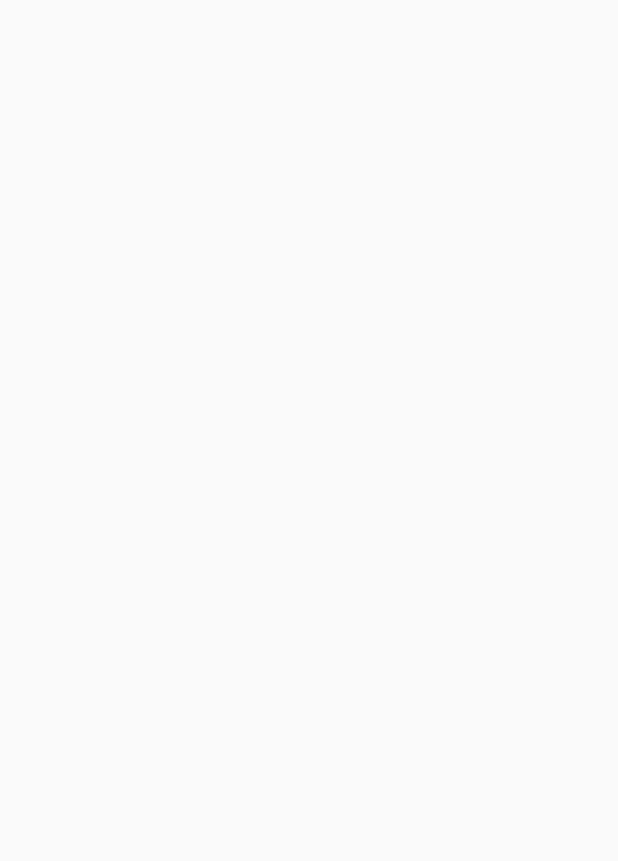
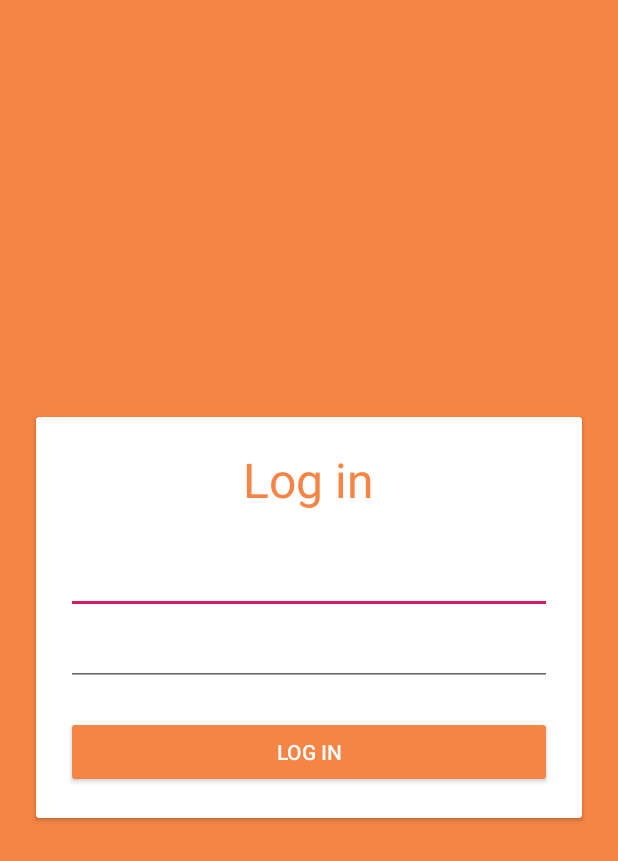
Before and after one commit to Redouane64/Not-Forget, an Android app: the screen it shows after launch (MainActivity before the commit, LoginActivity after it), on a phone screen of 412 x 824 dp. Before the commit the part shown is empty. Shown: the top 861 px of the screen. Run offline under Robolectric (Android 15) with nearby library versions, the phone set to English and light mode, and no system bars.

Commit message:
WIP: login

```diff
--- a/app/src/main/AndroidManifest.xml
+++ b/app/src/main/AndroidManifest.xml
@@ -9,7 +9,7 @@
         android:roundIcon="@mipmap/ic_launcher_round"
         android:supportsRtl="true"
         android:theme="@style/SplashScreenTheme">
-        <activity android:name=".MainActivity">
+        <activity android:name=".LoginActivity">
             <intent-filter>
                 <action android:name="android.intent.action.MAIN" />
 
--- /dev/null
+++ b/app/src/main/java/com/github/redouane64/LoginActivity.kt
@@ -0,0 +1,33 @@
+package com.github.redouane64
+
+import androidx.appcompat.app.AppCompatActivity
+import android.os.Bundle
+import com.github.redouane64.models.LoginCredentials
+import com.github.redouane64.presenters.login.LoginPresenter
+import com.github.redouane64.services.AccountService
+import com.github.redouane64.views.login.LoginView
+
+class LoginActivity : AppCompatActivity(), LoginView {
+
+    private lateinit var presenter: LoginPresenter;
+
+    override fun login(credentials: LoginCredentials) {
+        TODO("not implemented") //To change body of created functions use File | Settings | File Templates.
+    }
+
+    override fun setPresenter(presenter: LoginPresenter) {
+
+        // TODO: initialize the service.
+        val accountService: AccountService? = null;
+
+        this.presenter = LoginPresenter(this, accountService);
+    }
+
+    override fun onCreate(savedInstanceState: Bundle?) {
+        super.onCreate(savedInstanceState)
+
+        // Apply AppTheme style.
+        theme.applyStyle(R.style.AppTheme, true);
+        setContentView(R.layout.activity_login)
+    }
+}
--- a/app/src/main/java/com/github/redouane64/MainActivity.kt
+++ /dev/null
@@ -1,13 +0,0 @@
-package com.github.redouane64
-
-import androidx.appcompat.app.AppCompatActivity
-import android.os.Bundle
-
-class MainActivity : AppCompatActivity() {
-
-    override fun onCreate(savedInstanceState: Bundle?) {
-        super.onCreate(savedInstanceState)
-        theme.applyStyle(R.style.AppTheme, true);
-        setContentView(R.layout.activity_main)
-    }
-}
--- /dev/null
+++ b/app/src/main/java/com/github/redouane64/models/ApiToken.kt
@@ -0,0 +1,5 @@
+package com.github.redouane64.models
+
+import com.google.gson.annotations.SerializedName
+
+data class ApiToken(@SerializedName("api_token")var apiToken: String);
--- /dev/null
+++ b/app/src/main/java/com/github/redouane64/models/LoginCredentials.kt
@@ -0,0 +1,3 @@
+package com.github.redouane64.models
+
+class LoginCredentials(val username: String, val password: String);
--- /dev/null
+++ b/app/src/main/java/com/github/redouane64/presenters/login/LoginPresenter.kt
@@ -0,0 +1,12 @@
+package com.github.redouane64.presenters.login
+
+import com.github.redouane64.services.AccountService
+import com.github.redouane64.presenters.BasePresenter
+import com.github.redouane64.views.login.LoginView
+
+class LoginPresenter(view: LoginView, accountService: AccountService?) : BasePresenter {
+    override fun onDestroy() {
+        TODO("not implemented") //To change body of created functions use File | Settings | File Templates.
+    }
+
+}
--- /dev/null
+++ b/app/src/main/java/com/github/redouane64/services/AccountService.kt
@@ -0,0 +1,11 @@
+package com.github.redouane64.services
+
+import com.github.redouane64.models.ApiToken
+import com.github.redouane64.models.LoginCredentials
+import retrofit2.Call
+import retrofit2.http.POST
+
+interface AccountService {
+    @POST("/login")
+    fun login(credentials: LoginCredentials): Call<ApiToken>
+}
--- /dev/null
+++ b/app/src/main/java/com/github/redouane64/views/login/LoginView.kt
@@ -0,0 +1,9 @@
+package com.github.redouane64.views.login
+
+import com.github.redouane64.models.LoginCredentials
+import com.github.redouane64.presenters.login.LoginPresenter
+import com.github.redouane64.views.BaseView
+
+interface LoginView : BaseView<LoginPresenter> {
+    fun login(credentials: LoginCredentials);
+}
--- /dev/null
+++ b/app/src/main/res/layout/activity_login.xml
@@ -0,0 +1,64 @@
+<?xml version="1.0" encoding="utf-8"?>
+<RelativeLayout xmlns:android="http://schemas.android.com/apk/res/android"
+    xmlns:app="http://schemas.android.com/apk/res-auto"
+    xmlns:tools="http://schemas.android.com/tools"
+    android:layout_width="match_parent"
+    android:layout_height="match_parent"
+    android:background="@color/main_orange"
+    tools:context=".LoginActivity">
+
+    <androidx.cardview.widget.CardView
+        android:layout_width="match_parent"
+        android:layout_height="wrap_content"
+        android:layout_centerVertical="true"
+        android:layout_centerHorizontal="true"
+        android:layout_margin="24dp"
+        android:elevation="14dp">
+
+        <LinearLayout
+            android:layout_width="match_parent"
+            android:layout_height="match_parent"
+            android:background="#ffffff"
+            android:orientation="vertical"
+            android:gravity="center"
+            android:layout_margin="20dp">
+
+            <TextView
+                android:layout_width="wrap_content"
+                android:layout_height="wrap_content"
+                android:text="@string/login_title"
+                android:textColor="@color/main_orange"
+                android:textSize="32sp"
+                android:layout_marginBottom="20dp"/>
+
+            <EditText
+                android:id="@+id/emailEditText"
+                android:layout_width="match_parent"
+                android:layout_height="wrap_content"
+                android:ems="14"
+                android:inputType="textEmailAddress"
+                android:textSize="20sp"
+                android:autofillHints="@string/email_autofill_hint" />
+
+            <EditText
+                android:id="@+id/passwordEditText"
+                android:layout_width="match_parent"
+                android:layout_height="wrap_content"
+                android:ems="14"
+                android:inputType="textPassword"
+                android:textSize="20sp"
+                android:importantForAutofill="no" />
+
+            <Button
+                android:id="@+id/button"
+                android:layout_width="match_parent"
+                android:layout_height="wrap_content"
+                android:backgroundTint="@color/main_orange"
+                android:text="@string/login_title"
+                android:textColor="@color/white"
+                android:layout_marginTop="20dp"/>
+
+        </LinearLayout>
+    </androidx.cardview.widget.CardView>
+
+</RelativeLayout>
--- a/app/src/main/res/layout/activity_main.xml
+++ /dev/null
@@ -1,7 +0,0 @@
-<?xml version="1.0" encoding="utf-8"?>
-<androidx.constraintlayout.widget.ConstraintLayout xmlns:android="http://schemas.android.com/apk/res/android"
-    xmlns:app="http://schemas.android.com/apk/res-auto"
-    xmlns:tools="http://schemas.android.com/tools"
-    android:layout_width="match_parent"
-    android:layout_height="match_parent"
-    tools:context=".MainActivity"/>
--- a/app/src/main/res/values/colors.xml
+++ b/app/src/main/res/values/colors.xml
@@ -3,4 +3,7 @@
     <color name="colorPrimary">#008577</color>
     <color name="colorPrimaryDark">#00574B</color>
     <color name="colorAccent">#D81B60</color>
+    <color name="main_orange">#F68545</color>
+    <color name="grey">#333333</color>
+    <color name="white">#ffffffff</color>
 </resources>
--- a/app/src/main/res/values/strings.xml
+++ b/app/src/main/res/values/strings.xml
@@ -1,3 +1,5 @@
 <resources>
     <string name="app_name">Not Forgot</string>
+    <string name="login_title">Log in</string>
+    <string name="email_autofill_hint">your e-mail address.</string>
 </resources>
```
